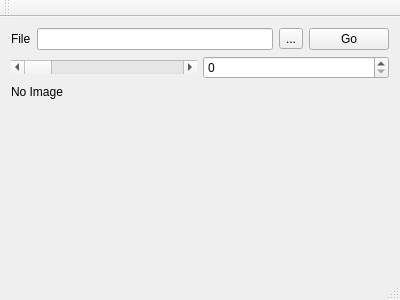
This is mainwindow.ui in Stormgears-FRC-5422/mjutil as Qt 5 draws it before an edit. The edited form follows.
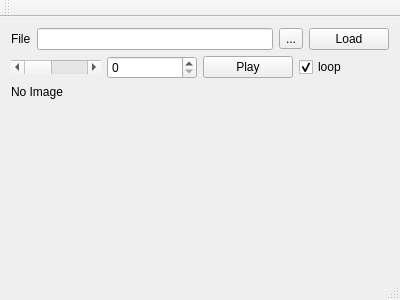
This is the edited form.

Commit message: added play/pause to UI

What changed in the file:
```diff
--- a/mainwindow.ui
+++ b/mainwindow.ui
@@ -37,7 +37,7 @@
       <item>
        <widget class="QPushButton" name="buttonGo">
         <property name="text">
-         <string>Go</string>
+         <string>Load</string>
         </property>
        </widget>
       </item>
@@ -55,6 +55,23 @@
       <item>
        <widget class="QSpinBox" name="spinFrame"/>
       </item>
+      <item>
+       <widget class="QPushButton" name="buttonPlay">
+        <property name="text">
+         <string>Play</string>
+        </property>
+       </widget>
+      </item>
+      <item>
+       <widget class="QCheckBox" name="checkLoop">
+        <property name="text">
+         <string>loop</string>
+        </property>
+        <property name="checked">
+         <bool>true</bool>
+        </property>
+       </widget>
+      </item>
      </layout>
     </item>
     <item>
```
The commit also changes 7 other files.
